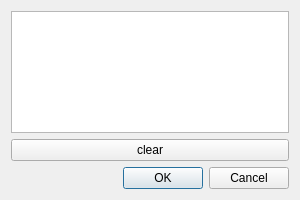
QQxiaoming/quardCRT, file src/hexviewwindow.ui: the form before one commit.
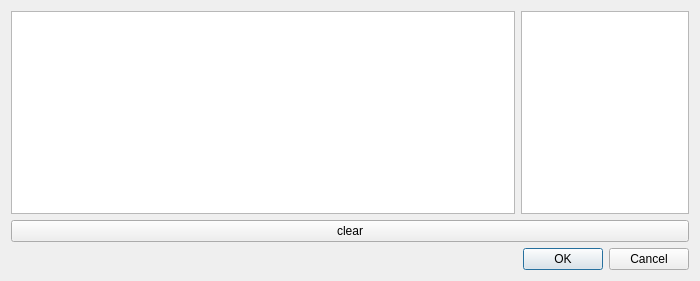
The form after the commit.

```diff
--- a/src/hexviewwindow.ui
+++ b/src/hexviewwindow.ui
@@ -6,16 +6,43 @@
    <rect>
     <x>0</x>
     <y>0</y>
-    <width>300</width>
-    <height>200</height>
+    <width>700</width>
+    <height>281</height>
    </rect>
   </property>
+  <property name="minimumSize">
+   <size>
+    <width>700</width>
+    <height>0</height>
+   </size>
+  </property>
   <property name="windowTitle">
    <string>ASCII Text...</string>
   </property>
   <layout class="QVBoxLayout" name="verticalLayout_2">
    <item>
-    <widget class="QTextEdit" name="textEdit"/>
+    <layout class="QHBoxLayout" name="horizontalLayout">
+     <item>
+      <widget class="QTextEdit" name="textEditHEX">
+       <property name="sizePolicy">
+        <sizepolicy hsizetype="Expanding" vsizetype="Expanding">
+         <horstretch>3</horstretch>
+         <verstretch>0</verstretch>
+        </sizepolicy>
+       </property>
+      </widget>
+     </item>
+     <item>
+      <widget class="QTextEdit" name="textEditASCII">
+       <property name="sizePolicy">
+        <sizepolicy hsizetype="Expanding" vsizetype="Expanding">
+         <horstretch>1</horstretch>
+         <verstretch>0</verstretch>
+        </sizepolicy>
+       </property>
+      </widget>
+     </item>
+    </layout>
    </item>
    <item>
     <widget class="QPushButton" name="pushButton">
```
